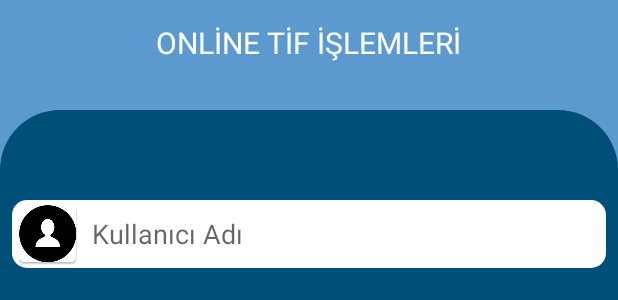
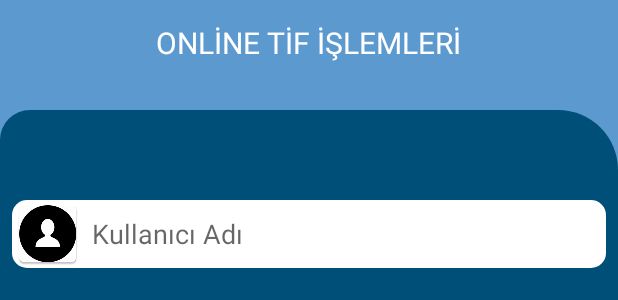
Before and after one commit to onguc/MobilTif, an Android app: the layout activity_login_gelistir.xml on its own in the app's theme, with its tools: preview values and no code run, on a phone screen of 412 x 824 dp. Shown: the part 430-730 px from the top of the screen. Run offline under Robolectric (Android 15) with nearby library versions, the phone set to English and light mode, and no system bars.

Commit message:
tasarım dahil bir çok geliştirme yapıldı

```diff
--- a/app/src/main/res/drawable/bg_ll_bottom.xml
+++ b/app/src/main/res/drawable/bg_ll_bottom.xml
@@ -4,7 +4,7 @@
         <shape android:shape="rectangle">
             <gradient android:angle="90" android:endColor="#004F78" android:startColor="#004F78" android:type="linear" />
             <!--<stroke android:width="1dp" android:color="#aa00dd" />-->
-            <corners android:topLeftRadius="40dp" android:topRightRadius="40dp" />
+            <corners android:topLeftRadius="20dp" android:topRightRadius="40dp" />
 
             <!--<padding android:bottom="3dp" android:left="3dp" android:right="3dp" android:top="3dp" />-->
         </shape>
```
